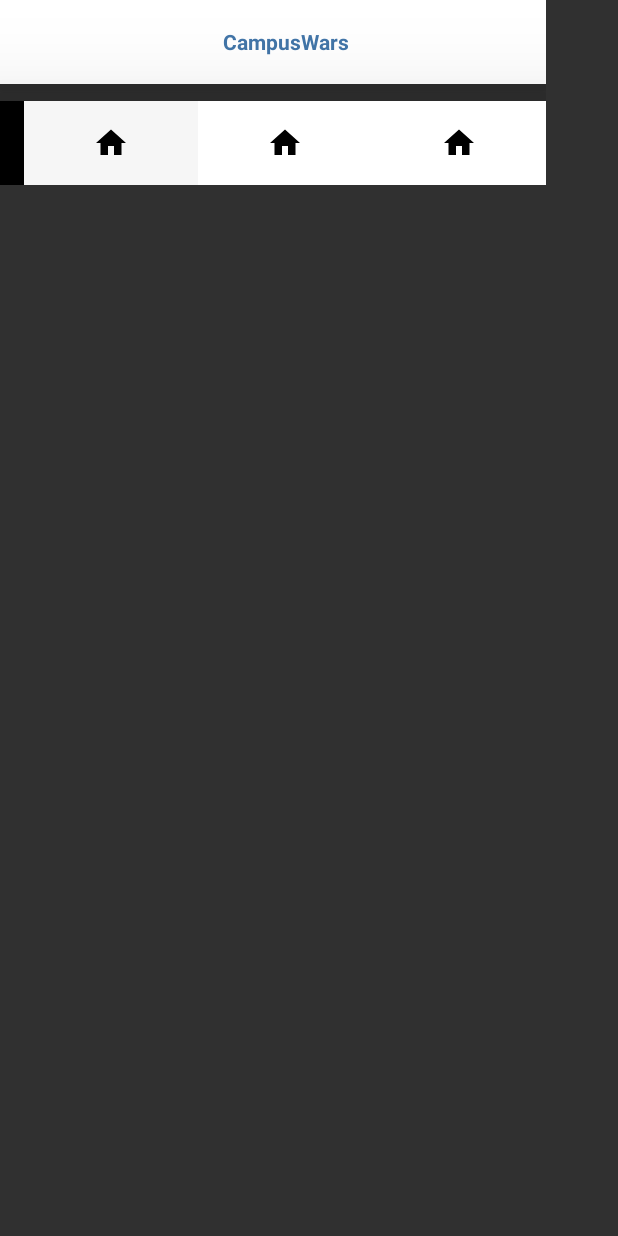
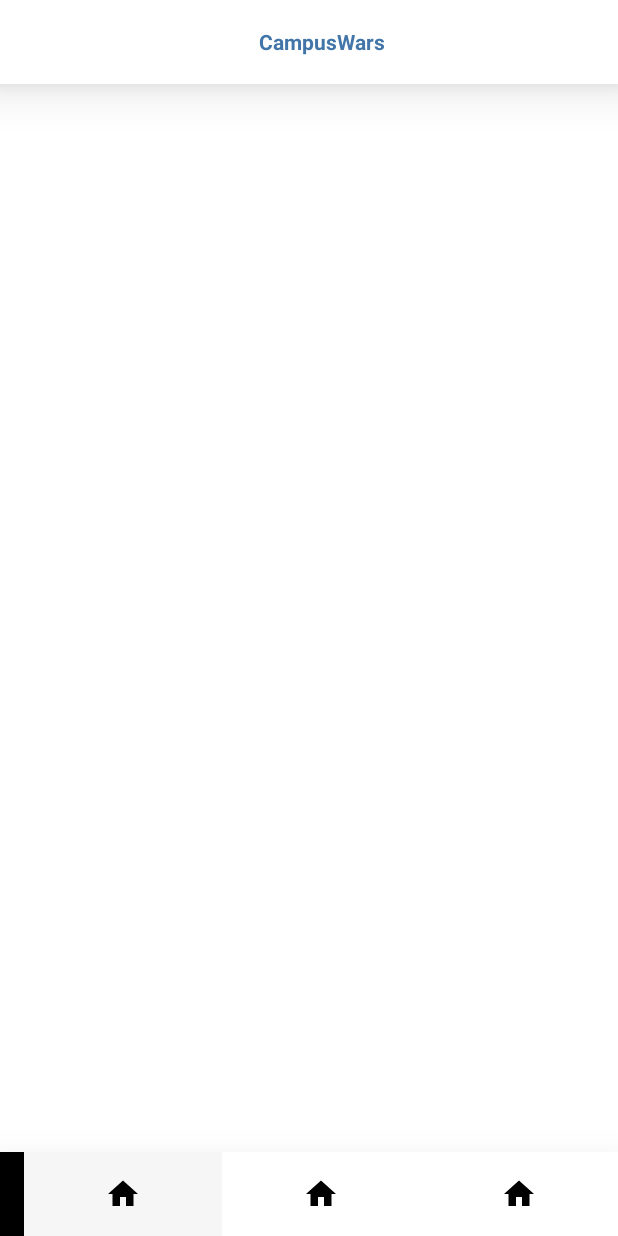
Before and after one commit to Pydes-boop/CampusWarsSocGame, an Android app: the screen it shows after launch (Teamplate), on a phone screen of 412 x 824 dp. Run offline under Robolectric (Android 15) with nearby library versions, the phone set to English and light mode, and no system bars.

Commit message:
fixed merge mistake

```diff
--- a/CampusWarsFrontend/CampusWars_App/app/src/main/res/layout/activity_teamplate.xml
+++ b/CampusWarsFrontend/CampusWars_App/app/src/main/res/layout/activity_teamplate.xml
@@ -2,12 +2,10 @@
 <androidx.constraintlayout.widget.ConstraintLayout xmlns:android="http://schemas.android.com/apk/res/android"
     xmlns:app="http://schemas.android.com/apk/res-auto"
     xmlns:tools="http://schemas.android.com/tools"
-    android:layout_width="364dp"
-    android:layout_height="123dp"
-    android:gravity="center"
-    app:layout_constraintBottom_toTopOf="@+id/linearLayout"
-    app:layout_constraintEnd_toEndOf="parent"
-    app:layout_constraintStart_toStartOf="parent">
+    android:layout_width="match_parent"
+    android:layout_height="match_parent"
+    android:background="@color/background"
+    tools:context=".ui.Teamplate">
 
 
     <androidx.appcompat.widget.Toolbar
@@ -35,7 +33,7 @@
             android:textStyle="bold"
 
             app:autoSizeTextType="uniform"
-        />
+            />
     </androidx.appcompat.widget.Toolbar>
 
 
@@ -50,7 +48,7 @@
 
         android:background="@color/shadow"
         android:elevation="40sp"
-    >
+        >
 
         <com.google.android.material.tabs.TabLayout
             android:id="@+id/tabLayout"
@@ -65,7 +63,7 @@
             app:tabIndicator="@color/background"
             app:tabIndicatorColor="@color/lightAccent"
             app:tabIndicatorGravity="stretch"
-        >
+            >
 
             <com.google.android.material.tabs.TabItem
                 android:layout_width="wrap_content"
```
